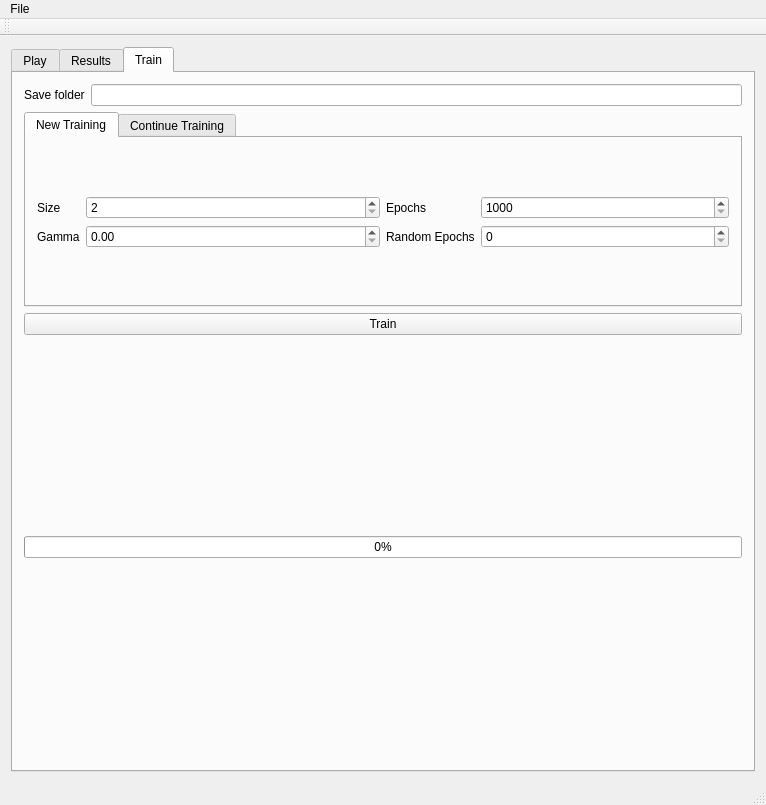
Qt form TIPE_Hex_QT/mainwindow.ui (Phyronnaz/TIPE_Hex) before a commit.
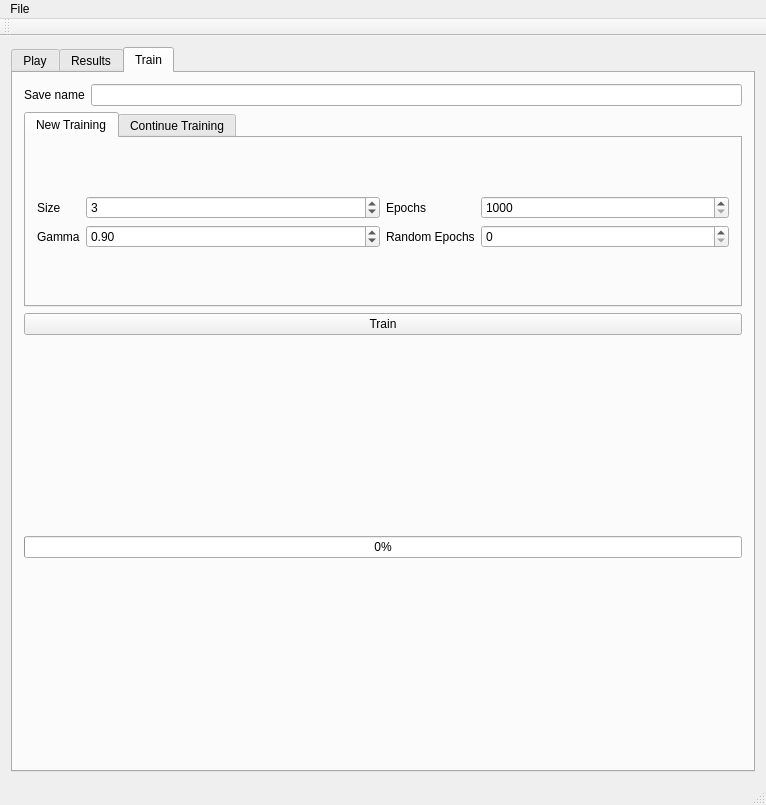
The same form after that commit. The open tabs and pages were chosen to show the change.

The edit to the form file:
```diff
--- a/TIPE_Hex_QT/mainwindow.ui
+++ b/TIPE_Hex_QT/mainwindow.ui
@@ -416,7 +416,7 @@
           <item row="1" column="0">
            <widget class="QLabel" name="labelSaveFolder">
             <property name="text">
-             <string>Save folder</string>
+             <string>Save name</string>
             </property>
            </widget>
           </item>
@@ -461,6 +461,9 @@
                   <property name="singleStep">
                    <double>0.010000000000000</double>
                   </property>
+                  <property name="value">
+                   <double>0.900000000000000</double>
+                  </property>
                  </widget>
                 </item>
                 <item row="0" column="0">
@@ -475,6 +478,9 @@
                   <property name="minimum">
                    <number>2</number>
                   </property>
+                  <property name="value">
+                   <number>3</number>
+                  </property>
                  </widget>
                 </item>
                </layout>
```
Left out of the diff: 4 changed lines with no effect on the pictures.
